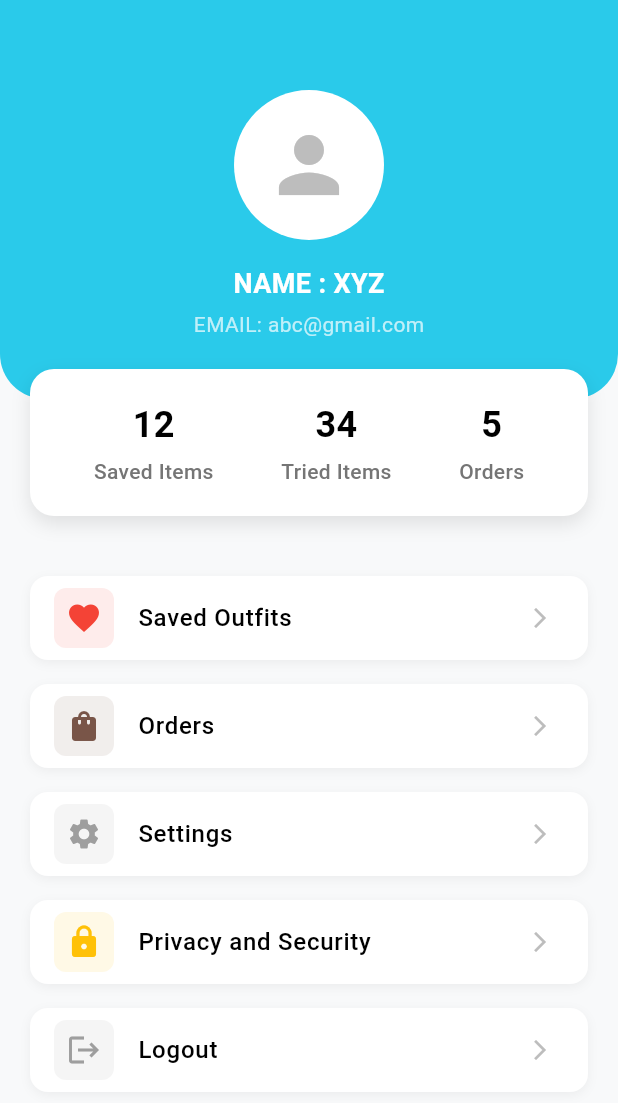
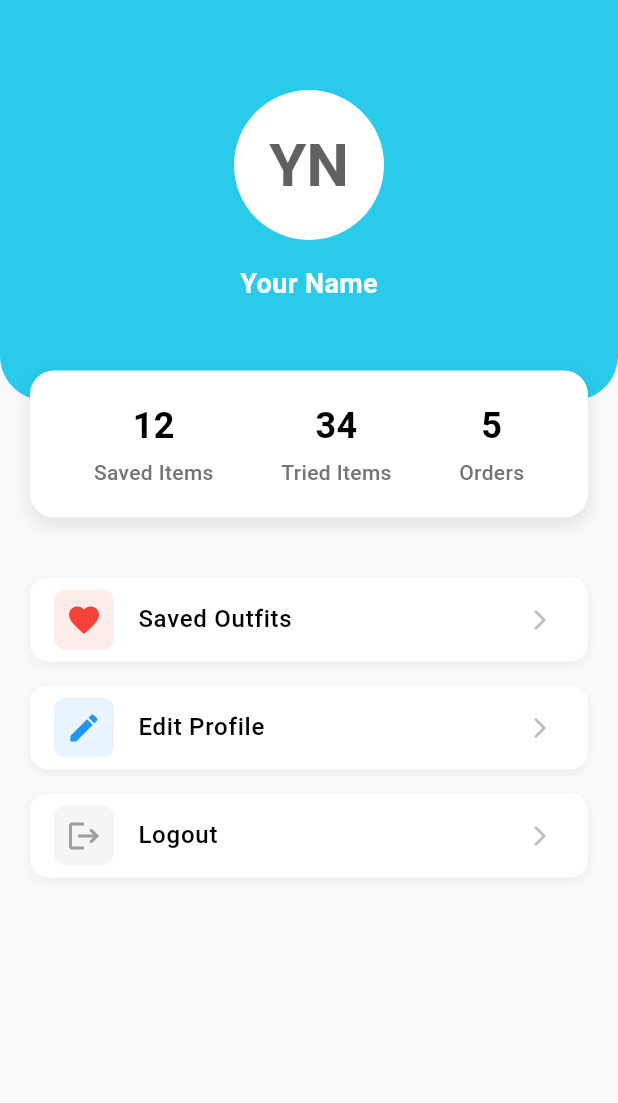
Before and after one commit to Abdul-Hadi-Jalil/AR-Wardrobe, a Flutter app: the ProfileScreen screen opened directly, on a phone screen of 412 x 824 dp. Shown: the top 1103 px of the screen. Run offline on Flutter 3.47's test engine with Material 3 defaults, Android fonts, the phone set to English and light mode, and no system bars; our stand-ins replace firebase_auth, firebase_core, flutter_screenutil; accounts and stored records are empty.

Commit message:
implemented profile screen

```diff
--- a/ar_wardrobe_frontend/lib/screens/profile_screen.dart
+++ b/ar_wardrobe_frontend/lib/screens/profile_screen.dart
@@ -1,3 +1,5 @@
+import 'package:ar_wardrobe_frontend/screens/edit_profile_screen.dart';
+import 'package:firebase_auth/firebase_auth.dart';
 import 'package:flutter/material.dart';
 
 class ProfileScreen extends StatelessWidget {
@@ -7,7 +9,23 @@
   Widget build(BuildContext context) {
     return Scaffold(
       backgroundColor: const Color(0xFFF8F9FA),
-      body: SingleChildScrollView(
+      body: StreamBuilder<User?>(
+        stream: FirebaseAuth.instance.userChanges(),
+        builder: (context, snapshot) {
+          final user = snapshot.data ?? FirebaseAuth.instance.currentUser;
+          final displayName = user?.displayName?.trim().isNotEmpty == true
+              ? user!.displayName!
+              : 'Your Name';
+          final email = user?.email ?? 'your.email@domain.com';
+          final initials = displayName
+              .split(' ')
+              .where((part) => part.isNotEmpty)
+              .map((part) => part[0])
+              .take(2)
+              .join()
+              .toUpperCase();
+
+          return SingleChildScrollView(
             child: Column(
               mainAxisSize: MainAxisSize.min,
               children: [
@@ -26,15 +44,18 @@
                       CircleAvatar(
                         radius: 50,
                         backgroundColor: Colors.white,
-                    child: Icon(
-                      Icons.person,
-                      size: 60,
-                      color: Colors.grey[400],
+                        child: Text(
+                          initials,
+                          style: TextStyle(
+                            fontSize: 40,
+                            fontWeight: FontWeight.bold,
+                            color: Colors.grey[700],
+                          ),
                         ),
                       ),
                       SizedBox(height: 16),
                       Text(
-                    'NAME : XYZ',
+                        displayName,
                         style: TextStyle(
                           color: Colors.white,
                           fontSize: 18,
@@ -43,7 +64,7 @@
                       ),
                       SizedBox(height: 4),
                       Text(
-                    'EMAIL: abc@gmail.com',
+                        email,
                         style: TextStyle(
                           color: Colors.white70,
                           fontSize: 14,
@@ -94,31 +115,28 @@
                       ),
                       SizedBox(height: 16),
                       _buildMenuItem(
-                    icon: Icons.shopping_bag,
-                    iconColor: Colors.brown,
-                    title: 'Orders',
-                    onTap: () {},
+                        icon: Icons.edit,
+                        iconColor: Colors.blue,
+                        title: 'Edit Profile',
+                        onTap: () {
+                          // Navigate to edit profile screen
+                          Navigator.push(
+                            context,
+                            MaterialPageRoute(
+                              builder: (context) => EditProfileScreen(),
                             ),
-                  SizedBox(height: 16),
-                  _buildMenuItem(
-                    icon: Icons.settings,
-                    iconColor: Colors.grey,
-                    title: 'Settings',
-                    onTap: () {},
-                  ),
-                  SizedBox(height: 16),
-                  _buildMenuItem(
-                    icon: Icons.lock,
-                    iconColor: Colors.amber,
-                    title: 'Privacy and Security',
-                    onTap: () {},
+                          );
+                        },
                       ),
                       SizedBox(height: 16),
                       _buildMenuItem(
                         icon: Icons.logout,
                         iconColor: Colors.grey,
                         title: 'Logout',
-                    onTap: () {},
+                        onTap: () {
+                          // log out from firebase auth
+                          FirebaseAuth.instance.signOut();
+                        },
                       ),
                       SizedBox(height: 100), // Bottom padding
                     ],
@@ -126,6 +144,8 @@
                 ),
               ],
             ),
+          );
+        },
       ),
     );
   }
```
Also changed, not shown: ar_wardrobe_frontend/lib/screens/edit_profile_screen.dart (added, +140 -0 lines), ar_wardrobe_frontend/assets/glasses/glasses1.png (added), ar_wardrobe_frontend/assets/glasses/glasses2.png (added), ar_wardrobe_frontend/assets/hats/hat1.png (added), ar_wardrobe_frontend/assets/hats/hat2.png (added), ar_wardrobe_frontend/assets/jackets/jacket1.png (added), ar_wardrobe_frontend/assets/jackets/jacket2.png (added), ar_wardrobe_frontend/assets/pants/pants1.png (added), ar_wardrobe_frontend/assets/pants/pants2.png (added), ar_wardrobe_frontend/assets/shirts/shirt1.png (added), ar_wardrobe_frontend/assets/shirts/shirt2.png (added), ar_wardrobe_frontend/pubspec.lock. Lines whose indentation alone changed are shown as unchanged.
